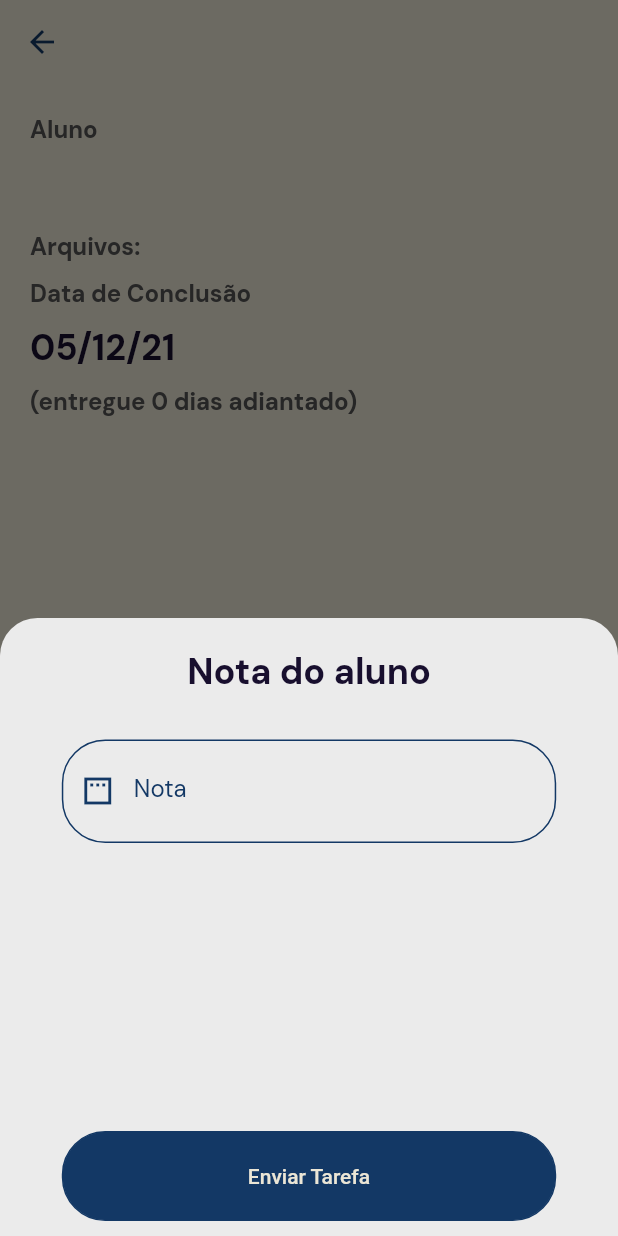
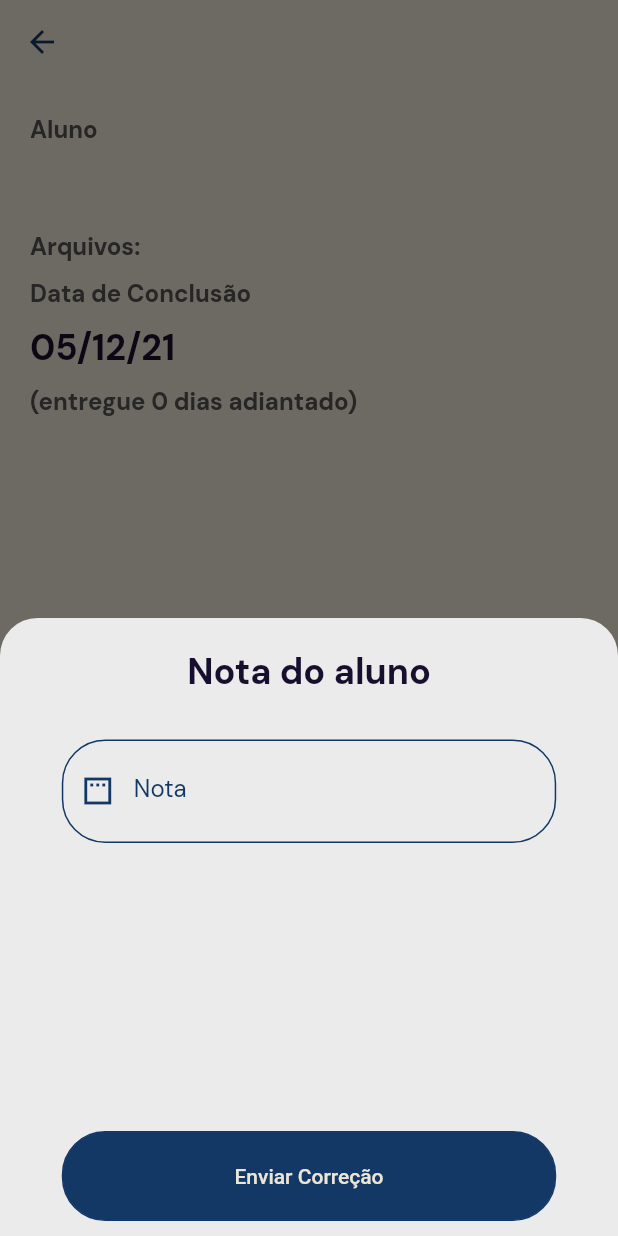
Before and after one commit to CaioAndreta/ludic, a Flutter app: the CorrigirTarefa screen opened directly with empty values, after a tap on "Corrigir", on a phone screen of 412 x 824 dp. Run offline on Flutter 3.47's test engine with Material 2 defaults, Android fonts, the phone set to English and light mode, and no system bars; our stand-ins replace cloud_firestore, email_validator, file_picker, firebase_auth, firebase_core, firebase_storage and 3 more; missing offline and left inert: firebase_app_check, short_uuids; accounts and stored records are empty.

Commit message:
correcao de tarefas e xp funcionando

```diff
--- a/lib/shared/models/tarefa_aluno_model.dart
+++ b/lib/shared/models/tarefa_aluno_model.dart
@@ -1,10 +1,11 @@
 import 'package:cloud_firestore/cloud_firestore.dart';
 import 'package:ludic/shared/models/tarefa_model.dart';
+import 'package:ludic/shared/models/tarefa_professor_model.dart';
 
 class TarefaAluno {
   String nomeAluno;
   String email;
-  Tarefa tarefa;
+  Tarefa_entregue tarefa;
   Timestamp dataEntrega;
   Timestamp dataConclusao;
 
--- /dev/null
+++ b/lib/shared/models/tarefa_professor_model.dart
@@ -0,0 +1,15 @@
+import 'package:cloud_firestore/cloud_firestore.dart';
+
+class Tarefa_entregue {
+  String nome;
+  String? descricao;
+  String? path;
+  String codigoSala;
+  Timestamp? dataEntrega;
+
+  Tarefa_entregue(
+      {required this.nome,
+      this.descricao,
+      this.path,
+      required this.codigoSala, this.dataEntrega});
+}
--- a/lib/shared/widgets/inputField.dart
+++ b/lib/shared/widgets/inputField.dart
@@ -11,6 +11,8 @@ class InputField extends StatefulWidget {
   Widget? suffixIcon;
   IconData? icon;
   String? initialValue;
+  TextInputType? keyboardType;
+
   var validator;
   InputField(
       {Key? key,
@@ -20,7 +22,7 @@ class InputField extends StatefulWidget {
       this.obscureText = false,
       this.controller,
       this.initialValue,
-      this.validator})
+      this.validator, this.keyboardType})
       : super(key: key);
 
   @override
@@ -35,6 +37,7 @@ class _InputFieldState extends State<InputField> {
       margin: EdgeInsets.symmetric(vertical: 10),
       width: size.width * 0.8,
       child: TextFormField(
+        keyboardType: widget.keyboardType,
         initialValue: widget.initialValue,
         enableInteractiveSelection: true,
         controller: widget.controller,
--- a/lib/views/Sala/telas/tarefasEnviadasProf.dart
+++ b/lib/views/Sala/telas/tarefasEnviadasProf.dart
@@ -4,6 +4,7 @@ import 'package:flutter/material.dart';
 import 'package:intl/intl.dart';
 import 'package:ludic/shared/models/sala_model.dart';
 import 'package:ludic/shared/models/tarefa_model.dart';
+import 'package:ludic/shared/models/tarefa_professor_model.dart';
 import 'package:ludic/shared/themes/app_colors.dart';
 import 'package:ludic/shared/themes/app_textstyles.dart';
 
@@ -47,8 +48,8 @@ class TarefasEnviadasProf extends StatelessWidget {
                         child: GestureDetector(
                           onTap: () {
                             String tarNome = doc['nome'];
-                            Tarefa tarefa = Tarefa(
-                                nome: tarNome, codigoSala: sala.codigo);
+                            Tarefa_entregue tarefa = Tarefa_entregue(
+                                nome: tarNome, codigoSala: sala.codigo, dataEntrega: doc['data de conclusao']);
                             Navigator.of(context).pushNamed('/lista-correcao',
                                 arguments: tarefa);
                           },
--- a/lib/views/corrigir_tarefa/corrigir_tarefa_view.dart
+++ b/lib/views/corrigir_tarefa/corrigir_tarefa_view.dart
@@ -2,6 +2,7 @@ import 'package:flutter/material.dart';
 
 import 'package:cloud_firestore/cloud_firestore.dart';
 import 'package:firebase_storage/firebase_storage.dart';
+import 'package:flutter/services.dart';
 import 'package:intl/intl.dart';
 import 'package:ludic/shared/models/firebaseFile.dart';
 import 'package:ludic/shared/models/tarefa_aluno_model.dart';
@@ -20,6 +21,7 @@ class CorrigirTarefa extends StatefulWidget {
 }
 
 class _CorrigirTarefaState extends State<CorrigirTarefa> {
+  final _formKey = GlobalKey<FormState>();
   var storage = FirebaseStorage.instance;
   late Future<List<FirebaseFile>> futureFiles;
   Future<List<String>> _getDownloadLinks(List<Reference> refs) =>
@@ -49,7 +51,6 @@ class _CorrigirTarefaState extends State<CorrigirTarefa> {
 
   @override
   Widget build(BuildContext context) {
-    final _formKey = GlobalKey<FormState>();
     final db = FirebaseFirestore.instance;
     var size = MediaQuery.of(context).size;
     return Scaffold(
@@ -166,7 +167,9 @@ class _CorrigirTarefaState extends State<CorrigirTarefa> {
                       builder: (context) => StatefulBuilder(builder:
                               (BuildContext context,
                                   StateSetter setModalState) {
-                            return Container(
+                            return Form(
+                              key: _formKey,
+                              child: Container(
                                 height: size.height * 0.5,
                                 decoration: BoxDecoration(
                                     color: AppColors.secondaryDark,
@@ -185,13 +188,15 @@ class _CorrigirTarefaState extends State<CorrigirTarefa> {
                                               style: TextStyles.blackTitleText),
                                         ),
                                         InputField(
+                                          keyboardType: TextInputType.number,
                                           label: 'Nota',
                                           icon: Icons.padding,
                                           controller: notaController,
                                           validator: (nota) {
-                                          if ((nota.isEmpty)) {
+                                            if ((nota.toString().isEmpty)) {
                                               return 'Insira uma nota!';
-                                          } else if ((nota < 0) | (nota > 10)) {
+                                            } else if ((int.parse(nota) < 0) |
+                                                (int.parse(nota) > 10)) {
                                               return 'Insira uma nota de 0 a 10';
                                             }
                                             return null;
@@ -200,7 +205,7 @@ class _CorrigirTarefaState extends State<CorrigirTarefa> {
                                       ],
                                     ),
                                     Button(
-                                      label: 'Enviar Tarefa',
+                                        label: 'Enviar Correção',
                                         onPressed: () {
                                           final form = _formKey.currentState!;
                                           if (form.validate()) {
@@ -222,15 +227,15 @@ class _CorrigirTarefaState extends State<CorrigirTarefa> {
                                                     .difference(widget
                                                         .tarefaAluno.dataEntrega
                                                         .toDate())
-                                                  .inDays >
+                                                    .inDays >=
                                                 0) {
                                               db
                                                   .collection('usuarios')
                                                   .doc(widget.tarefaAluno.email)
                                                   .update({
                                                 'xp': FieldValue.increment(10 *
-                                                      int.parse(
-                                                          notaController.text) +
+                                                        int.parse(notaController
+                                                            .text) +
                                                     widget.tarefaAluno
                                                             .dataConclusao
                                                             .toDate()
@@ -270,6 +275,7 @@ class _CorrigirTarefaState extends State<CorrigirTarefa> {
                                         })
                                   ],
                                 ),
+                              ),
                             );
                           }));
                 }),
--- a/lib/views/home_page/telas/perfil.dart
+++ b/lib/views/home_page/telas/perfil.dart
@@ -46,7 +46,7 @@ class Perfil extends StatelessWidget {
                             child: CircleAvatar(
                               radius: 30.0,
                               backgroundImage: AssetImage('assets/profile.png'),
-                              backgroundColor: Color(0xFFebe6d6),
+                              backgroundColor: Colors.white,
                             ),
                             width: double.infinity,
                           ),
--- a/lib/views/lista_correcao/lista_correcao_view.dart
+++ b/lib/views/lista_correcao/lista_correcao_view.dart
@@ -1,15 +1,14 @@
 import 'package:cloud_firestore/cloud_firestore.dart';
 import 'package:flutter/material.dart';
 import 'package:ludic/shared/models/tarefa_aluno_model.dart';
-import 'package:ludic/shared/models/tarefa_model.dart';
-import 'package:ludic/shared/models/user_model.dart';
+import 'package:ludic/shared/models/tarefa_professor_model.dart';
 import 'package:ludic/shared/themes/app_colors.dart';
 import 'package:ludic/shared/themes/app_textstyles.dart';
 
 class ListaCorrecao extends StatefulWidget {
   const ListaCorrecao({Key? key, required this.tarefa}) : super(key: key);
 
-  final Tarefa tarefa;
+  final Tarefa_entregue tarefa;
 
   @override
   State<ListaCorrecao> createState() => _ListaCorrecaoState();
@@ -65,7 +64,7 @@ class _ListaCorrecaoState extends State<ListaCorrecao> {
                   },
                   child: Card(
                     child: ListTile(
-                      title: Text(doc['aluno']),
+                      title: Text(doc['aluno'], style: TextStyles.cardTitle),
                     ),
                   ),
                 );
--- a/lib/views/myapp.dart
+++ b/lib/views/myapp.dart
@@ -3,6 +3,7 @@ import 'package:flutter/material.dart';
 import 'package:flutter/services.dart';
 import 'package:ludic/shared/models/tarefa_aluno_model.dart';
 import 'package:ludic/shared/models/tarefa_model.dart';
+import 'package:ludic/shared/models/tarefa_professor_model.dart';
 import 'package:ludic/shared/models/user_model.dart';
 import 'package:ludic/shared/themes/app_colors.dart';
 import 'package:ludic/views/corrigir_tarefa/corrigir_tarefa_view.dart';
@@ -137,9 +138,9 @@ class _AppWidgetState extends State<AppWidget> {
         '/tarefa-professor': (context) => TarefaProfessor(
             tarefa: ModalRoute.of(context)!.settings.arguments as Tarefa),
         '/tarefa-aluno': (context) => TarefaAlunoView(
-            tarefa: ModalRoute.of(context)!.settings.arguments as Tarefa),
+            tarefa: ModalRoute.of(context)!.settings.arguments as Tarefa_entregue),
         '/lista-correcao': (context) => ListaCorrecao(
-            tarefa: ModalRoute.of(context)!.settings.arguments as Tarefa),
+            tarefa: ModalRoute.of(context)!.settings.arguments as Tarefa_entregue),
         '/corrigir-tarefa': (context) => CorrigirTarefa(
             tarefaAluno:
                 ModalRoute.of(context)!.settings.arguments as TarefaAluno),
```
Also changed, not shown: lib/views/Sala/salaView.dart (+0 -11 lines), lib/views/Sala/telas/tarefasEntreguesAluno.dart (+9 -4 lines), lib/views/detalhes_tarefa_aluno/tarefa_aluno_view.dart (+15 -1 lines), pubspec.lock. Lines whose indentation alone changed are shown as unchanged.
